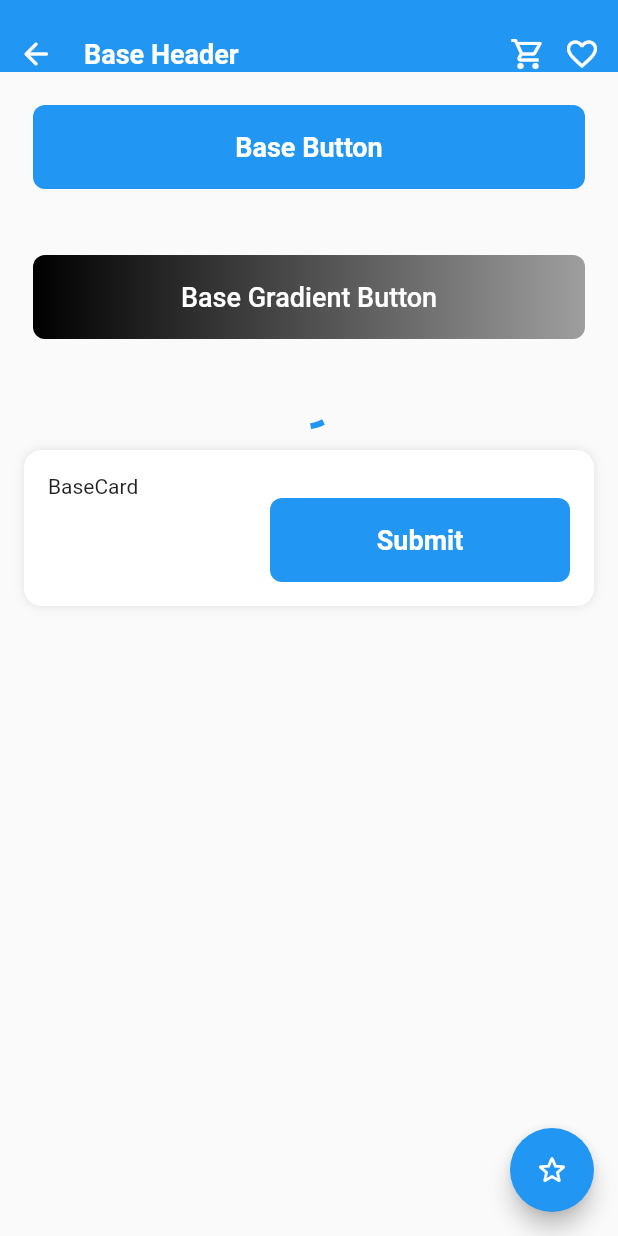
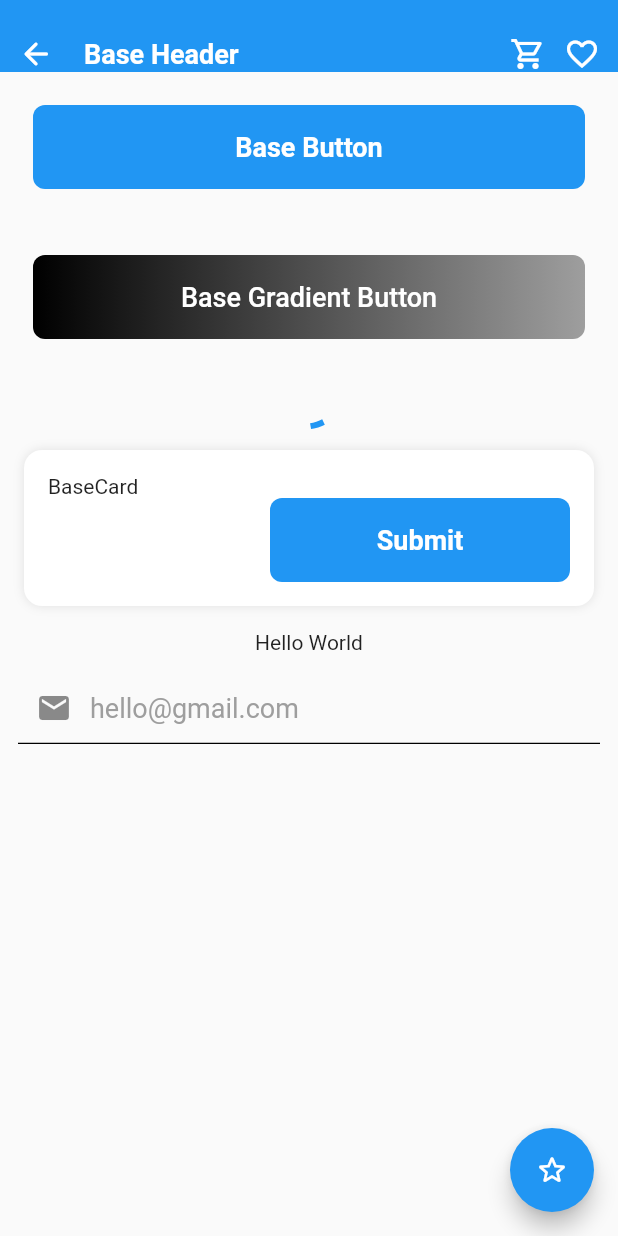
Before and after one commit to kevindevani/base_widgets, a Flutter app: the screen it shows after launch, on a phone screen of 412 x 824 dp. Run offline on Flutter 3.47's test engine with Material 2 defaults, Android fonts, the light colour scheme and no system bars; missing offline and left inert: flutter_device_type; statements that could not run were skipped.

Commit message:
:sparkles: add textform field

```diff
--- a/lib/home_screen.dart
+++ b/lib/home_screen.dart
@@ -1,10 +1,12 @@
 import 'package:flutter/material.dart';
+import 'package:flutter_device_type/flutter_device_type.dart';
 
 import 'package:basewidgets/widgets/button.dart';
 import 'package:basewidgets/widgets/card.dart';
 import 'package:basewidgets/widgets/header.dart';
 import 'package:basewidgets/widgets/loader.dart';
-import 'package:flutter_device_type/flutter_device_type.dart';
+import 'package:basewidgets/widgets/container.dart';
+import 'package:basewidgets/widgets/textformfield.dart';
 
 class MyHomePage extends StatefulWidget {
   MyHomePage({Key key, this.title}) : super(key: key);
@@ -122,7 +124,20 @@ class _MyHomePageState extends State<MyHomePage> {
                 ),
               ),
 
-              ///
+              ///base Container
+              BaseContainer(
+                child: Text('Hello World'),
+              ),
+
+              ///base textformfield
+              Container(
+                margin: EdgeInsets.all(12),
+                child: BaseTextFormField(
+                  txContentPadding: EdgeInsets.all(12),
+                  txHint: "hello@gmail.com",
+                  txprefix: Icon(Icons.email),
+                ),
+              ),
             ],
           ),
         ),
--- /dev/null
+++ b/lib/widgets/container.dart
@@ -0,0 +1,30 @@
+import 'package:flutter/material.dart';
+
+//base container with safearea
+class BaseContainer extends StatelessWidget {
+  final bool top;
+  final bool bottom;
+  final bool left;
+  final bool right;
+  final Widget child;
+
+  const BaseContainer(
+      {Key key,
+      this.left = true,
+      this.right = true,
+      this.top = true,
+      this.bottom = true,
+      @required this.child})
+      : super(key: key);
+
+  @override
+  Widget build(BuildContext context) {
+    return SafeArea(
+      top: top,
+      bottom: bottom,
+      left: left,
+      right: right,
+      child: child,
+    );
+  }
+}
--- /dev/null
+++ b/lib/widgets/textformfield.dart
@@ -0,0 +1,177 @@
+import 'package:flutter/material.dart';
+import 'package:flutter/services.dart';
+
+///You can configure as per your requirement.
+
+///Base TextFormField
+class BaseTextFormField extends StatelessWidget {
+  final bool txAutoFocus;
+  final bool txAutoValidate;
+  final TextEditingController txController;
+  final String txHint;
+  final String txLabel;
+  final String txHelper;
+  final bool txObscurtxtext;
+  final FocusNode txFocusNode;
+  final TextInputAction txTextInputAction;
+  final TextInputType txTextInputType;
+  final TextCapitalization txTextCapitalization;
+  final List<TextInputFormatter> txTextInputFormatter;
+  final FormFieldValidator<String> txValidator;
+  final Function(String) txOnFieldSubmitted;
+  final int txMaxLines;
+  final int txMinLines;
+  final int txMaxLength;
+  final int txErrorMaxLines;
+  final double txCursorHeight;
+  final Widget txCounter;
+  final String txCounterText;
+  final Function(String) txOnChange;
+  final bool txEnable;
+  final TextStyle txTextStyle;
+  final EdgeInsetsGeometry txContentPadding;
+  final Widget txIcon;
+  final Widget txSuffix;
+  final Widget txprefix;
+  final bool txIsDense;
+  final Color txCursorColor;
+  final TextStyle txErrorStyle;
+  final TextStyle txHintStyle;
+  final TextStyle txHelperStyle;
+  final TextStyle txCounterStyle;
+
+  BaseTextFormField({
+    this.txAutoFocus,
+    this.txAutoValidate,
+    this.txController,
+    this.txHint,
+    this.txLabel,
+    this.txHelper,
+    this.txObscurtxtext,
+    this.txFocusNode,
+    this.txTextInputAction,
+    this.txTextInputType,
+    this.txTextCapitalization,
+    this.txTextInputFormatter,
+    this.txValidator,
+    this.txOnFieldSubmitted,
+    this.txMaxLines,
+    this.txCursorHeight,
+    this.txErrorMaxLines,
+    this.txMinLines,
+    this.txMaxLength,
+    this.txCounter,
+    this.txCounterText,
+    this.txOnChange,
+    this.txEnable,
+    this.txTextStyle,
+    this.txContentPadding,
+    this.txIcon,
+    this.txSuffix,
+    this.txprefix,
+    this.txIsDense,
+    this.txCursorColor,
+    this.txErrorStyle,
+    this.txHintStyle,
+    this.txHelperStyle,
+    this.txCounterStyle,
+  });
+
+  @override
+  Widget build(BuildContext context) {
+    return TextFormField(
+      autofocus: txAutoFocus ?? false,
+      textAlignVertical: TextAlignVertical.center,
+      autovalidateMode: txAutoValidate != null
+          ? txAutoValidate
+              ? AutovalidateMode.always
+              : AutovalidateMode.disabled
+          : AutovalidateMode.disabled,
+      controller: txController,
+      obscureText: txObscurtxtext ?? false,
+      focusNode: txFocusNode,
+      textCapitalization: txTextCapitalization ?? TextCapitalization.none,
+      keyboardType: txTextInputType ?? TextInputType.text,
+      textInputAction: txTextInputAction ?? TextInputAction.next,
+      onFieldSubmitted: txOnFieldSubmitted,
+      onChanged: txOnChange,
+      validator: txValidator,
+      minLines: txMinLines ?? 1,
+      maxLength: txMaxLength,
+      enabled: txEnable ?? true,
+      maxLines: txMaxLines ?? 1,
+      inputFormatters: txTextInputFormatter,
+      cursorHeight: txCursorHeight,
+      decoration: InputDecoration(
+        contentPadding: txContentPadding ?? null,
+        hintText: txHint,
+        labelText: txLabel,
+        helperText: txHelper,
+        counter: txCounter,
+        counterText: txCounterText,
+        icon: txIcon ?? null,
+        suffixIcon: txSuffix ?? null,
+        prefixIcon: txprefix ?? null,
+        enabledBorder: UnderlineInputBorder(
+          borderSide: BorderSide(
+            color: Colors.black,
+            width: 0.8,
+          ),
+        ),
+        disabledBorder: UnderlineInputBorder(
+          borderSide: BorderSide(
+            color: Colors.black,
+            width: 0.8,
+          ),
+        ),
+        focusedBorder: UnderlineInputBorder(
+          borderSide: BorderSide(
+            color: Colors.black,
+            width: 0.8,
+          ),
+        ),
+        border: UnderlineInputBorder(
+          borderSide: BorderSide(
+            color: Colors.black,
+            width: 0.8,
+          ),
+        ),
+        focusedErrorBorder: UnderlineInputBorder(
+          borderSide: BorderSide(
+            color: Colors.black,
+            width: 0.8,
+          ),
+        ),
+        errorBorder: UnderlineInputBorder(
+          borderSide: BorderSide(
+            color: Colors.black,
+            width: 0.8,
+          ),
+        ),
+        errorStyle: txErrorStyle ??
+            TextStyle(
+              color: Colors.red,
+            ),
+        hintStyle: txHintStyle ??
+            TextStyle(
+              color: Colors.grey,
+            ),
+        helperStyle: txHelperStyle ??
+            TextStyle(
+              color: Colors.black,
+            ),
+        counterStyle: txCounterStyle ??
+            TextStyle(
+              color: Colors.black,
+            ),
+        errorMaxLines: txErrorMaxLines ?? 3,
+      ),
+      style: txTextStyle ??
+          TextStyle(
+            color: Colors.black,
+            fontSize: 18.0,
+          ),
+      cursorColor: txCursorColor ?? Colors.black,
+    );
+  }
+}
```
